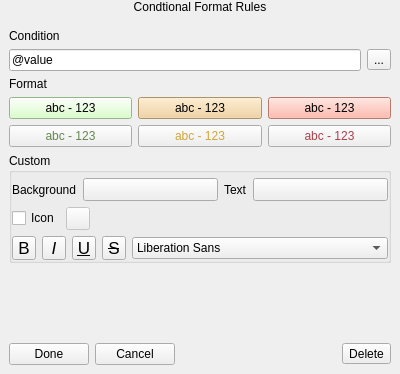
First picture: the form in src/ui/qgsfieldconditionalformatwidget.ui, repository carsmie/QGIS, before the edit.
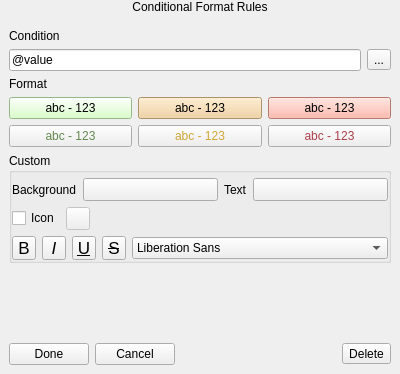
Second picture: the form after the edit. Icons and pictures are not drawn. Custom widgets are drawn as their Qt base class.

```diff
--- a/src/ui/qgsfieldconditionalformatwidget.ui
+++ b/src/ui/qgsfieldconditionalformatwidget.ui
@@ -41,7 +41,7 @@
    <item>
     <widget class="QLabel" name="label_4">
      <property name="text">
-      <string>Condtional Format Rules</string>
+      <string>Conditional Format Rules</string>
      </property>
      <property name="alignment">
       <set>Qt::AlignCenter</set>
```
